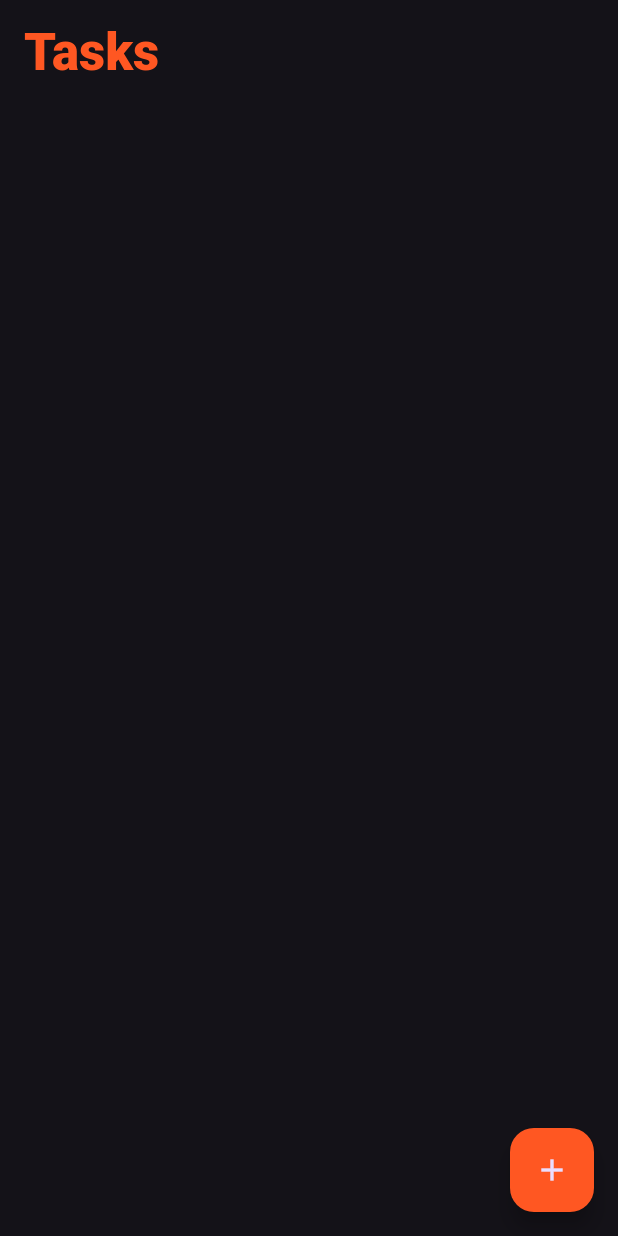
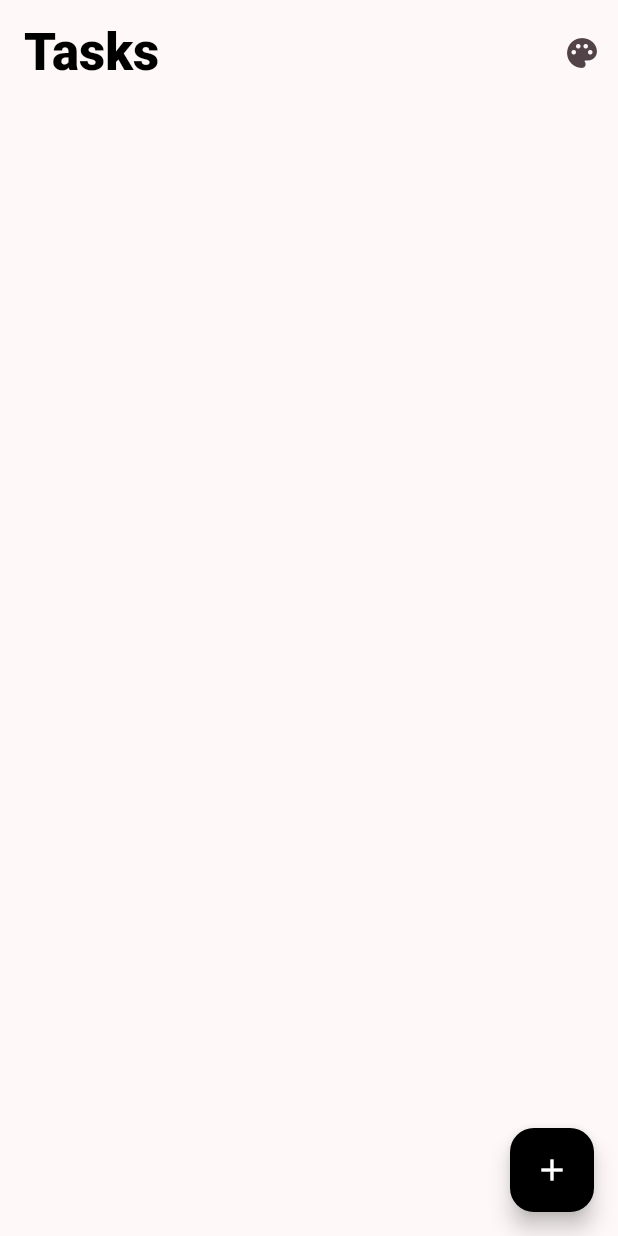
Before and after one commit to iofrmnowhere/flutter-task-scheduler, a Flutter app: the screen it shows after launch, on a phone screen of 412 x 824 dp. Run offline on Flutter 3.47's test engine with Material 3 defaults, Android fonts, the phone set to English and light mode, and no system bars.

Commit message:
Toggle theme modes implemented

```diff
--- /dev/null
+++ b/devtools_options.yaml
@@ -0,0 +1,3 @@
+description: This file stores settings for Dart & Flutter DevTools.
+documentation: https://docs.flutter.dev/tools/devtools/extensions#configure-extension-enablement-states
+extensions:
--- /dev/null
+++ b/lib/Themes/theme.dart
@@ -0,0 +1,42 @@
+import 'package:flutter/material.dart';
+
+class AppThemes{
+  static final CardThemeData cardTheme = const CardThemeData(
+  elevation: 0,
+  color: const Color(0xFF1F1F1F),
+  );
+
+  static final lightTheme = ThemeData(
+    brightness: Brightness.light,
+    colorScheme: ColorScheme.fromSeed(
+      seedColor: Colors.black,
+      brightness: Brightness.light,
+    ).copyWith(
+      primary: Colors.black,
+      onPrimary: Colors.white,
+    ),
+    useMaterial3: true,
+    cardTheme: cardTheme.copyWith(
+      color: Color(0xFFF5F5F5),
+      elevation: 0.5
+    ),
+    floatingActionButtonTheme: const FloatingActionButtonThemeData(
+        foregroundColor: Colors.white
+    )
+  );
+
+  static final darkTheme = ThemeData(
+    brightness: Brightness.dark,
+    colorScheme: ColorScheme.fromSeed(
+      seedColor: Colors.deepOrange,
+      brightness: Brightness.dark,
+    ).copyWith(
+      primary: Colors.deepOrange,
+      surface: Colors.black,
+      onSurface: Colors.white,
+    ),
+    useMaterial3: true,
+  cardTheme: cardTheme
+
+  );
+}
--- /dev/null
+++ b/lib/Themes/theme_provider.dart
@@ -0,0 +1,14 @@
+import 'package:flutter/material.dart';
+
+class ThemeNotifier with ChangeNotifier {
+  ThemeMode _themeMode = ThemeMode.system;
+
+  ThemeMode get themeMode => _themeMode;
+
+  void setThemeMode(ThemeMode mode){
+    if (mode != _themeMode){
+      _themeMode = mode;
+      notifyListeners();
+    }
+  }
+}
--- a/lib/main.dart
+++ b/lib/main.dart
@@ -1,7 +1,16 @@
 import 'package:flutter/material.dart';
+import 'package:provider/provider.dart';
+
+import 'Themes/theme.dart';
+import 'Themes/theme_provider.dart';
 
 void main() {
-  runApp(const MyApp());
+  runApp(
+    ChangeNotifierProvider(
+      create: (context) => ThemeNotifier(),
+      child: const MyApp(),
+    )
+  );
 }
 
 class MyApp extends StatelessWidget {
@@ -10,12 +19,16 @@ class MyApp extends StatelessWidget {
   // This widget is the root of your application.
   @override
   Widget build(BuildContext context) {
-    return MaterialApp(
-      title: 'Flutter Demo',
-      theme: ThemeData(
-        brightness: Brightness.dark
-      ),
-      home: const MyHomePage(title: 'Tasks'),
+    return Consumer<ThemeNotifier>(
+        builder: (context, themeNotifier, child){
+          return MaterialApp(
+            title: 'Flutter Demo',
+            theme: AppThemes.lightTheme,
+            darkTheme: AppThemes.darkTheme,
+            themeMode: themeNotifier.themeMode,
+            home: const MyHomePage(title: 'Tasks'),
+          );
+        }
     );
   }
 }
@@ -62,28 +75,41 @@ class _MyHomePageState extends State<MyHomePage> {
 
   @override
   Widget build(BuildContext context) {
-    // This method is rerun every time setState is called, for instance as done
-    // by the _incrementCounter method above.
-    //
-    // The Flutter framework has been optimized to make rerunning build methods
-    // fast, so that you can just rebuild anything that needs updating rather
-    // than having to individually change instances of widgets.
     return Scaffold(
       appBar: AppBar(
-        // TRY THIS: Try changing the color here to a specific color (to
-        // Colors.amber, perhaps?) and trigger a hot reload to see the AppBar
-        // change color while the other colors stay the same.
         backgroundColor: Colors.transparent,
         toolbarHeight: 70.0,
-        // Here we take the value from the MyHomePage object that was created by
-        // the App.build method, and use it to set our appbar title.
         title: Text(widget.title,
           style: TextStyle(
             fontSize: 34,
             fontWeight: FontWeight.w800,
-            color: Colors.deepOrange
+            color: Theme.of(context).colorScheme.primary
           ),
         ),
+
+        actions: <Widget>[
+          PopupMenuButton<ThemeMode>(
+              initialValue: context.watch<ThemeNotifier>().themeMode,
+              icon: const Icon(Icons.palette),
+              onSelected: (ThemeMode newMode){
+                context.read<ThemeNotifier>().setThemeMode(newMode);
+              },
+              itemBuilder: (context) => <PopupMenuEntry<ThemeMode>>[
+                const PopupMenuItem<ThemeMode>(
+                  value: ThemeMode.system,
+                  child: Text("System Default"),
+                ),
+                const PopupMenuItem<ThemeMode>(
+                  value: ThemeMode.light,
+                  child: Text("Light Mode"),
+                ),
+                const PopupMenuItem<ThemeMode>(
+                  value: ThemeMode.dark,
+                  child: Text("Dark Mode"),
+                ),
+              ],
+          )
+        ],
       ),
       body: ListView(
           children: <Widget>[
@@ -94,9 +120,10 @@ class _MyHomePageState extends State<MyHomePage> {
         onPressed: _incrementCounter,
         tooltip: 'Increment',
         child: const Icon(Icons.add),
-        backgroundColor: Colors.deepOrange,
+        backgroundColor: Theme.of(context).colorScheme.primary,
 
-      ), // This trailing comma makes auto-formatting nicer for build methods.
+      ),
+      // This trailing comma makes auto-formatting nicer for build methods.
 
     );
   }
--- a/pubspec.yaml
+++ b/pubspec.yaml
@@ -34,6 +34,7 @@ dependencies:
   # The following adds the Cupertino Icons font to your application.
   # Use with the CupertinoIcons class for iOS style icons.
   cupertino_icons: ^1.0.8
+  provider:
 
 dev_dependencies:
   flutter_test:
```
Also changed, not shown: pubspec.lock.
